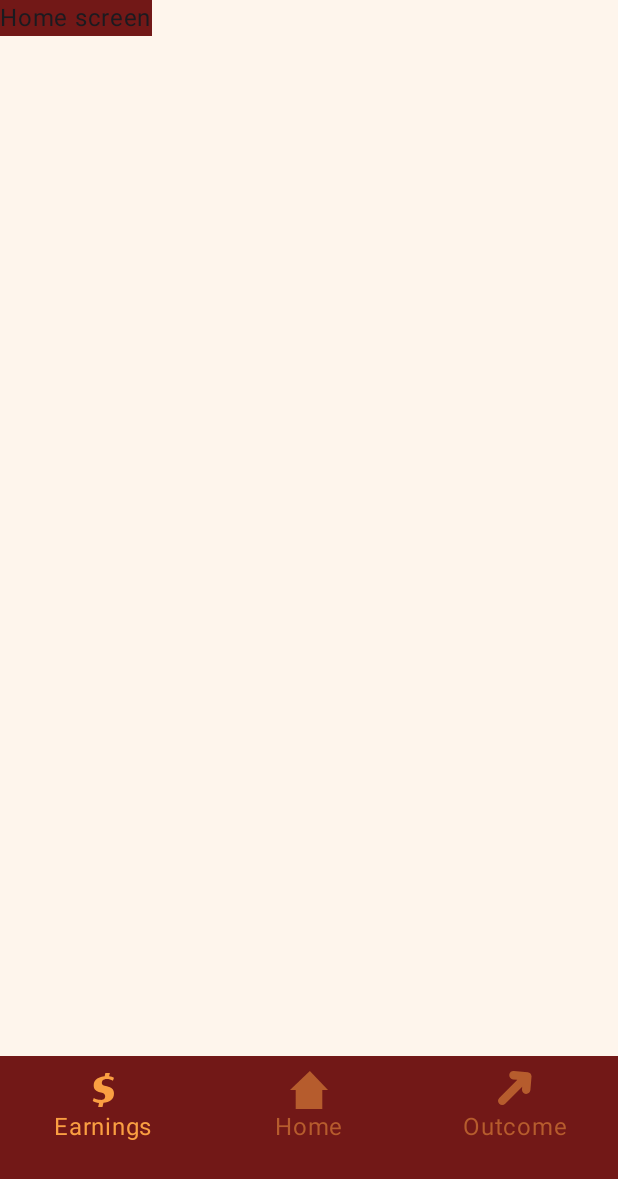
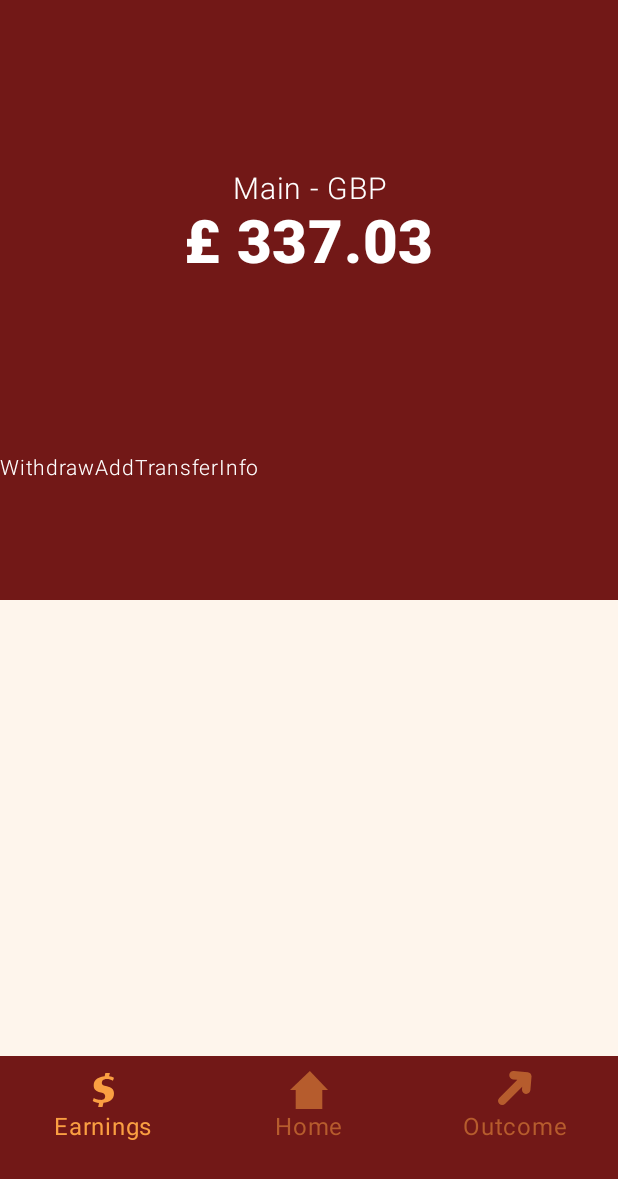
Before and after one commit to ILIIH/Neuro-Maining, an Android app built with Jetpack Compose: the HomeScreen screen opened through its navigation route, on a phone screen of 412 x 824 dp. Shown: the top 1179 px of the screen. Run offline under Robolectric (Android 15) with nearby library versions, the light colour scheme and no system bars.

Commit message:
added top bar for home screen

```diff
--- a/NeuroMaining/app/src/main/java/com/example/neuro_maining/navigation/BottomNavigationBar.kt
+++ b/NeuroMaining/app/src/main/java/com/example/neuro_maining/navigation/BottomNavigationBar.kt
@@ -29,7 +29,7 @@ import com.example.neuro_maining.ui.theme.SecondaryNotSelectedColor
 @Composable
 fun BottomNavigationBar (navController: NavHostController){
 
-    var selectedTab = remember { mutableStateOf(NavigationRoute.EARNINGS_TAB) }
+    val selectedTab = remember { mutableStateOf(NavigationRoute.EARNINGS_TAB) }
 
     Box(
         modifier = Modifier
--- a/NeuroMaining/app/src/main/java/com/example/neuro_maining/ui/home_screen/HomeScreen.kt
+++ b/NeuroMaining/app/src/main/java/com/example/neuro_maining/ui/home_screen/HomeScreen.kt
@@ -3,27 +3,102 @@ package com.example.neuro_maining.ui.home_screen
 import androidx.compose.foundation.background
 import androidx.compose.foundation.layout.Box
 import androidx.compose.foundation.layout.Column
+import androidx.compose.foundation.layout.Row
 import androidx.compose.foundation.layout.fillMaxHeight
 import androidx.compose.foundation.layout.fillMaxSize
 import androidx.compose.foundation.layout.fillMaxWidth
+import androidx.compose.foundation.layout.height
 import androidx.compose.foundation.layout.padding
 import androidx.compose.material3.Text
 import androidx.compose.runtime.Composable
+import androidx.compose.runtime.mutableStateOf
+import androidx.compose.runtime.remember
+import androidx.compose.ui.Alignment
 import androidx.compose.ui.Modifier
+import androidx.compose.ui.graphics.Color
+import androidx.compose.ui.text.font.FontStyle
+import androidx.compose.ui.text.font.FontWeight
 import androidx.compose.ui.unit.dp
+import androidx.compose.ui.unit.sp
 import com.example.neuro_maining.miningHistory
+import com.example.neuro_maining.navigation.NavigationRoute
 import com.example.neuro_maining.ui.custom_view.PlotView
 import com.example.neuro_maining.ui.theme.PrimaryColor
 import com.example.neuro_maining.ui.theme.SecondaryBackgroundColor
 
 @Composable
 fun HomeScreen() {
+
     Box(modifier = Modifier
         .fillMaxSize()
         .background(SecondaryBackgroundColor)) {
         Column {
-            Box (modifier = Modifier.background(PrimaryColor)){
-                Text(text = "Home screen")
+            Box(
+                modifier = Modifier
+                    .background(PrimaryColor)
+                    .height(300.dp)
+                    .fillMaxWidth(),
+                contentAlignment = Alignment.Center
+            ) {
+                Column(horizontalAlignment = Alignment.CenterHorizontally) {
+                    Text(
+                        text = "Main - GBP",
+                        color = Color.White,
+                        fontWeight = FontWeight.Light,
+                        fontSize = 20.sp
+                    )
+                    Text(
+                        text = "£ 337.03",
+                        color = Color.White,
+                        fontWeight = FontWeight.ExtraBold,
+                        fontSize = 40.sp
+                    )
+                }
+            }
+
+            Box(
+                modifier = Modifier
+                    .background(PrimaryColor)
+                    .height(100.dp)
+                    .fillMaxWidth(),
+            ){
+                Row (verticalAlignment = Alignment.CenterVertically){
+                    Column(horizontalAlignment = Alignment.CenterHorizontally) {
+                        Text(
+                            text = "Withdraw",
+                            color = Color.White,
+                            fontWeight = FontWeight.Light,
+                            fontSize = 14.sp
+                        )
+                    }
+
+                    Column(horizontalAlignment = Alignment.CenterHorizontally) {
+                        Text(
+                            text = "Add",
+                            color = Color.White,
+                            fontWeight = FontWeight.Light,
+                            fontSize = 14.sp
+                        )
+                    }
+
+                    Column(horizontalAlignment = Alignment.CenterHorizontally) {
+                        Text(
+                            text = "Transfer",
+                            color = Color.White,
+                            fontWeight = FontWeight.Light,
+                            fontSize = 14.sp
+                        )
+                    }
+
+                    Column(horizontalAlignment = Alignment.CenterHorizontally) {
+                        Text(
+                            text = "Info",
+                            color = Color.White,
+                            fontWeight = FontWeight.Light,
+                            fontSize = 14.sp
+                        )
+                    }
+                }
             }
         }
     }
```
Also changed, not shown: 1 other file.
